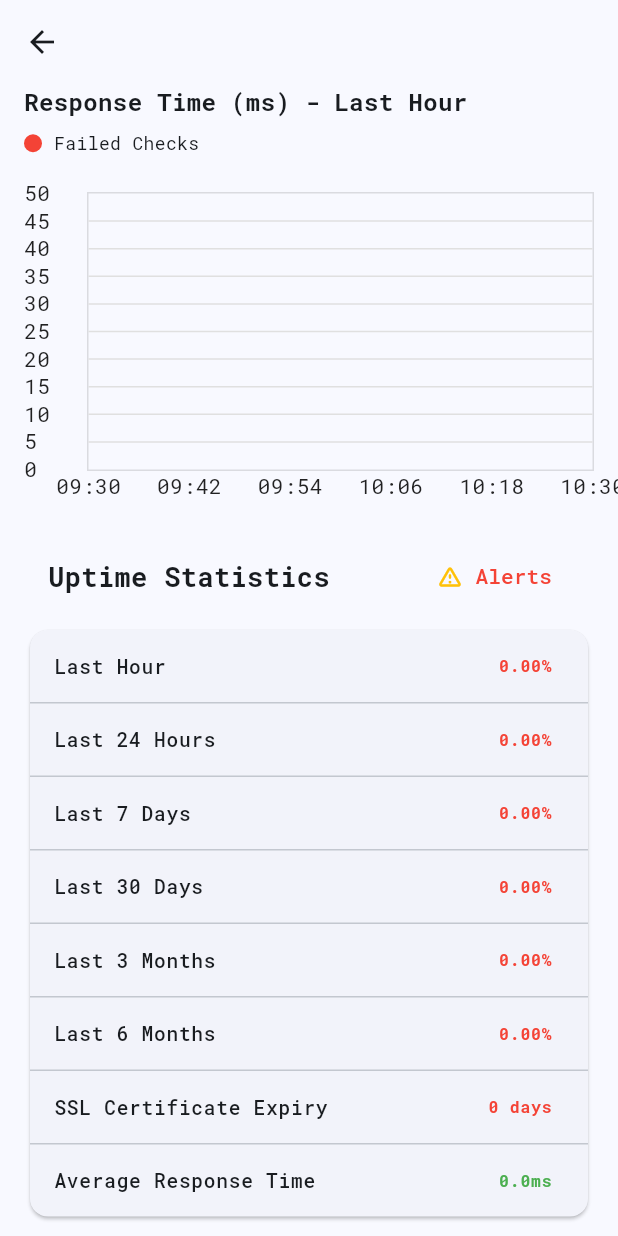
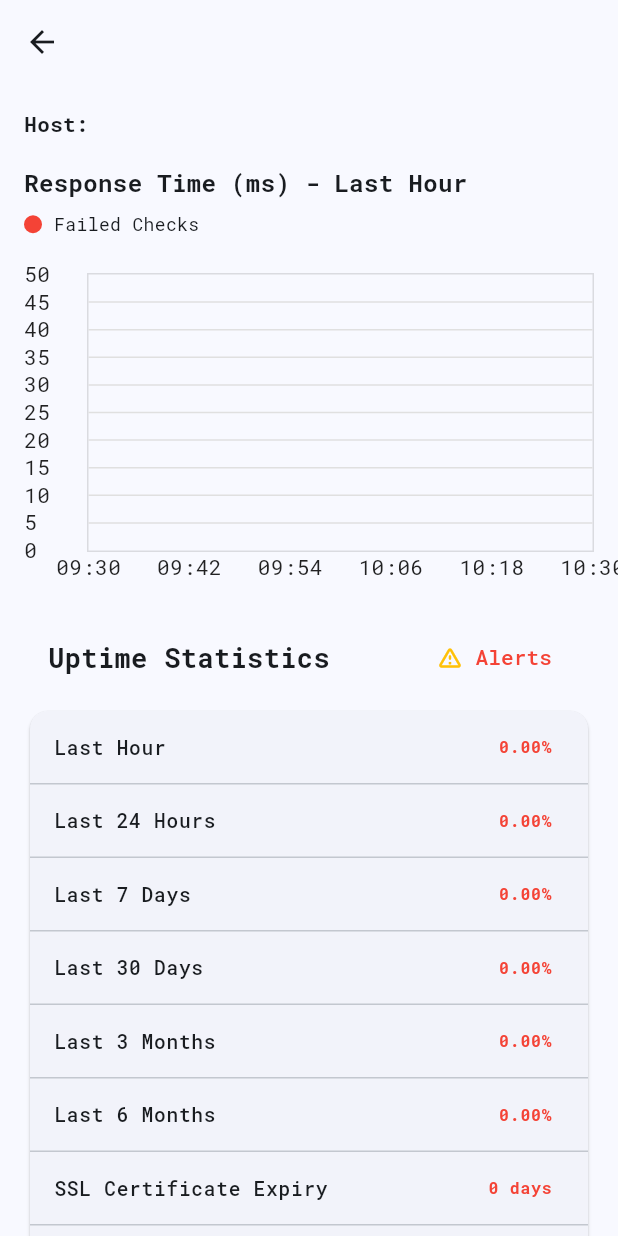
Before and after one commit to thiagoloureiro/AlertHawk.Mobile, a Flutter app: the MonitorDetailScreen screen opened directly with empty values, on a phone screen of 412 x 824 dp. Run offline on Flutter 3.47's test engine with Material 3 defaults, Android fonts, the phone set to English and light mode, and no system bars; drawn by our look-alikes of fl_chart; our stand-ins replace flutter_dotenv, font_awesome_flutter, google_fonts, shared_preferences; missing offline and left inert: aad_oauth, mobile_scanner; accounts and stored records are empty.

Commit message:
more details on monitor page (URL and Host)

```diff
--- a/lib/models/monitor_group.dart
+++ b/lib/models/monitor_group.dart
@@ -31,24 +31,44 @@ class MonitorGroup {
 
 class Monitor {
   final int id;
+  final int monitorTypeId;
   final String name;
   final bool status;
+  final bool paused;
+  final String? urlToCheck;
+  final String? monitorTcp;
+  final int monitorRegion;
+  final int monitorEnvironment;
   final MonitorStatusDashboard monitorStatusDashboard;
 
   Monitor({
     required this.id,
+    required this.monitorTypeId,
     required this.name,
     required this.status,
+    required this.paused,
+    this.urlToCheck,
+    this.monitorTcp,
+    required this.monitorRegion,
+    required this.monitorEnvironment,
     required this.monitorStatusDashboard,
   });
 
+  String get checkTarget => urlToCheck ?? monitorTcp ?? 'N/A';
+
   factory Monitor.fromJson(Map<String, dynamic> json) {
     return Monitor(
-      id: json['id'],
-      name: json['name'],
-      status: json['status'],
+      id: json['id'] ?? 0,
+      monitorTypeId: json['monitorTypeId'] ?? 0,
+      name: json['name'] ?? '',
+      status: json['status'] ?? false,
+      paused: json['paused'] ?? false,
+      urlToCheck: json['urlToCheck'],
+      monitorTcp: json['monitorTcp'],
+      monitorRegion: json['monitorRegion'] ?? 1,
+      monitorEnvironment: json['monitorEnvironment'] ?? 6,
       monitorStatusDashboard:
-          MonitorStatusDashboard.fromJson(json['monitorStatusDashboard']),
+          MonitorStatusDashboard.fromJson(json['monitorStatusDashboard'] ?? {}),
     );
   }
 }
--- a/lib/screens/monitor_detail_screen.dart
+++ b/lib/screens/monitor_detail_screen.dart
@@ -143,6 +143,29 @@ class _MonitorDetailScreenState extends State<MonitorDetailScreen> {
             child: Column(
               crossAxisAlignment: CrossAxisAlignment.start,
               children: [
+                Padding(
+                  padding: const EdgeInsets.symmetric(vertical: 16.0),
+                  child: Row(
+                    children: [
+                      Text(
+                        widget.monitor.monitorTcp != null ? 'Host: ' : 'URL: ',
+                        style: GoogleFonts.robotoMono(
+                          fontSize: 14,
+                          fontWeight: FontWeight.bold,
+                        ),
+                      ),
+                      Expanded(
+                        child: SelectableText(
+                          widget.monitor.checkTarget,
+                          style: GoogleFonts.robotoMono(
+                            fontSize: 14,
+                            color: Theme.of(context).colorScheme.primary,
+                          ),
+                        ),
+                      ),
+                    ],
+                  ),
+                ),
                 Text(
                   'Response Time (ms) - Last Hour',
                   style: GoogleFonts.robotoMono(
```
